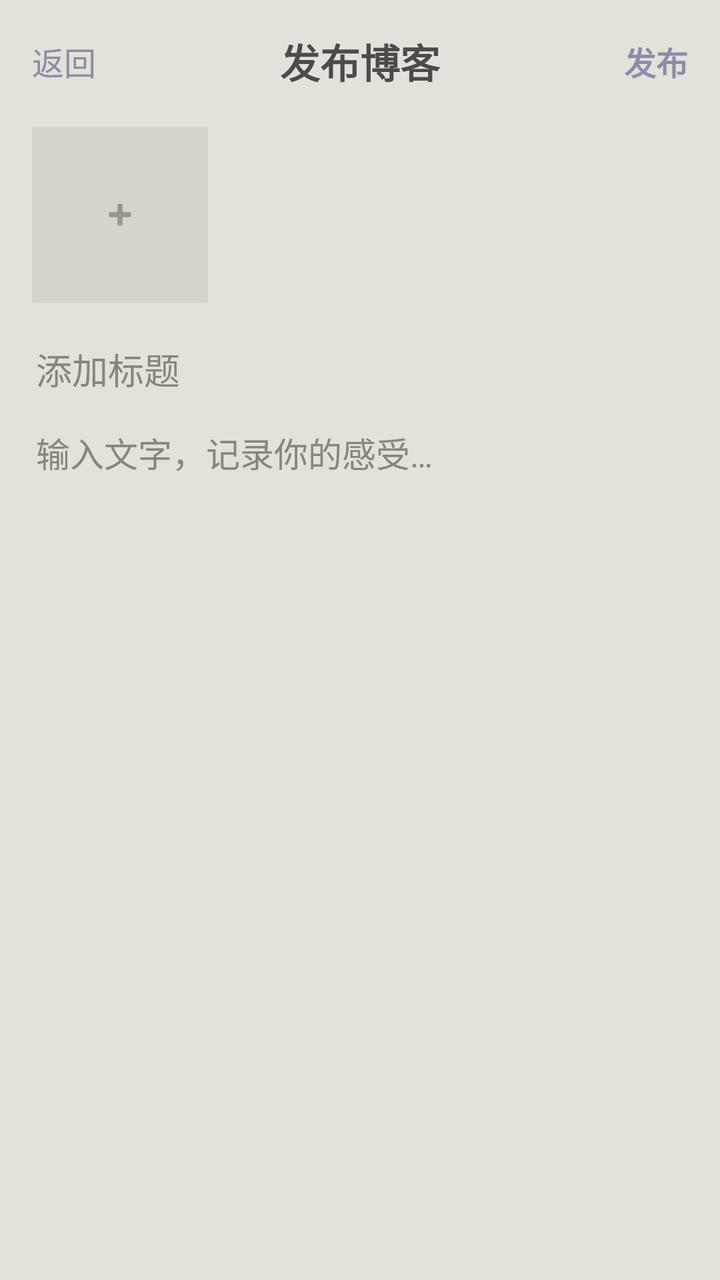
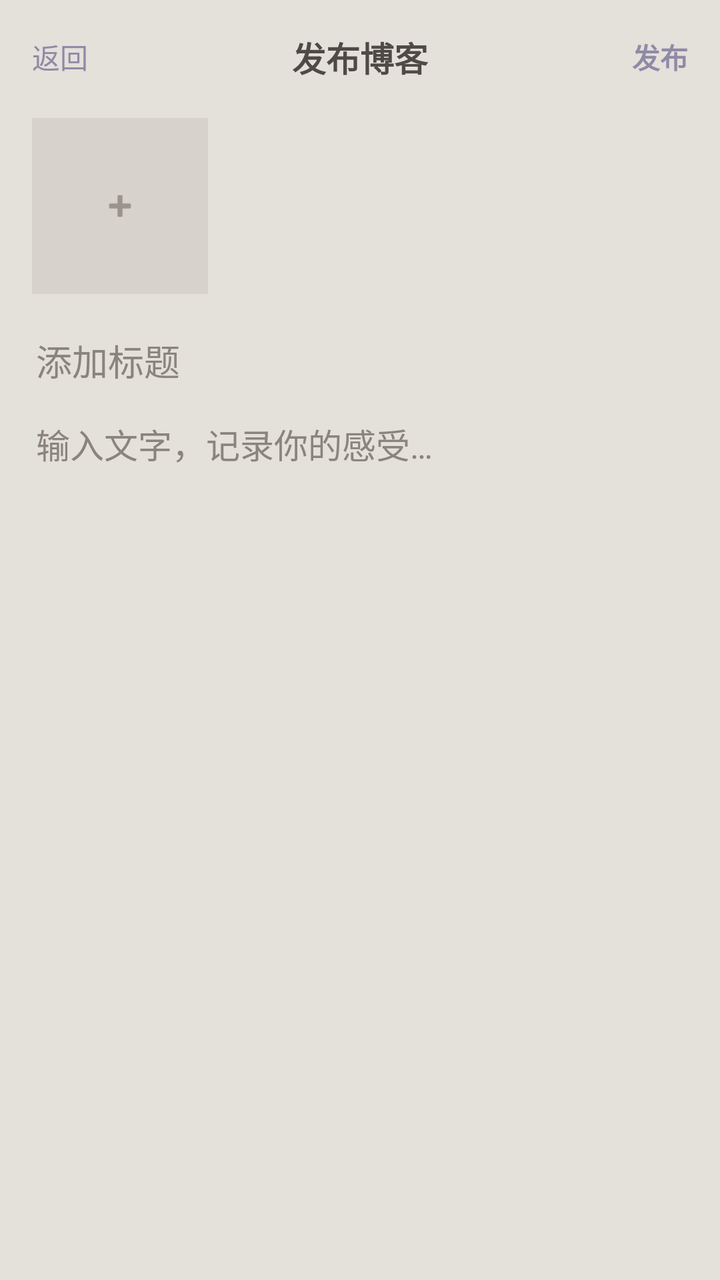

Screens rendered from an Android XML layout before and after an edit, with the pre-edit source and the edit as a unified diff.
<!-- AndroidManifest.xml: application theme Theme.DreamAnalyzer -->
<!-- res/layout/fragment_publish_blog.xml -->
<?xml version="1.0" encoding="utf-8"?>
<LinearLayout xmlns:android="http://schemas.android.com/apk/res/android"
    android:layout_width="match_parent"
    android:layout_height="match_parent"
    android:background="#E4E0DA"
    android:orientation="vertical"
    android:padding="16dp">

    <LinearLayout
        android:layout_width="match_parent"
        android:layout_height="wrap_content"
        android:gravity="center_vertical"
        android:orientation="horizontal">

        <TextView
            android:id="@+id/tv_back"
            android:layout_width="wrap_content"
            android:layout_height="wrap_content"
            android:text="返回"
            android:textColor="@color/morandi_primary"
            android:textSize="16sp" />

        <TextView
            android:layout_width="0dp"
            android:layout_height="wrap_content"
            android:layout_weight="1"
            android:gravity="center"
            android:text="发布博客"
            android:textColor="@color/morandi_text_primary"
            android:textSize="20sp"
            android:textStyle="bold" />

        <TextView
            android:id="@+id/tv_publish"
            android:layout_width="wrap_content"
            android:layout_height="wrap_content"
            android:text="发布"
            android:textColor="@color/morandi_primary"
            android:textSize="16sp"
            android:textStyle="bold" />
    </LinearLayout>

    <LinearLayout
        android:id="@+id/layout_pick_image"
        android:layout_width="88dp"
        android:layout_height="88dp"
        android:layout_marginTop="18dp"
        android:background="#D7D2CB"
        android:gravity="center"
        android:orientation="vertical">

        <ImageView
            android:id="@+id/iv_blog_image"
            android:layout_width="20dp"
            android:layout_height="20dp"
            android:scaleType="centerInside"
            android:src="@android:drawable/ic_input_add"
            android:tint="#9A948C" />
    </LinearLayout>

    <EditText
        android:id="@+id/et_blog_title"
        android:layout_width="match_parent"
        android:layout_height="wrap_content"
        android:layout_marginTop="18dp"
        android:background="@android:color/transparent"
        android:hint="添加标题"
        android:padding="2dp"
        android:textColor="@color/morandi_text_primary"
        android:textColorHint="#8A847C"
        android:textSize="18sp" />

    <EditText
        android:id="@+id/et_blog_content"
        android:layout_width="match_parent"
        android:layout_height="0dp"
        android:layout_marginTop="12dp"
        android:layout_weight="1"
        android:background="@android:color/transparent"
        android:gravity="top|start"
        android:hint="输入文字，记录你的感受…"
        android:inputType="textMultiLine"
        android:overScrollMode="ifContentScrolls"
        android:padding="2dp"
        android:scrollbars="vertical"
        android:textColor="@color/morandi_text_primary"
        android:textColorHint="#8A847C"
        android:textSize="17sp" />

</LinearLayout>
<!-- resources referenced by this layout -->
<resources>
  <color name="morandi_primary">#8F8AA6</color>
  <color name="morandi_text_primary">#4F4A45</color>
  <style name="Theme.DreamAnalyzer" parent="Theme.MaterialComponents.Light.NoActionBar">
          <item name="colorPrimary">@color/morandi_primary</item>
          <item name="colorPrimaryVariant">@color/morandi_primary_dark</item>
          <item name="colorOnPrimary">@color/white</item>
  
          <item name="colorSecondary">@color/morandi_secondary</item>
          <item name="colorSecondaryVariant">@color/morandi_secondary</item>
          <item name="colorOnSecondary">@color/morandi_text_primary</item>
  
          <item name="android:statusBarColor">@color/morandi_primary_dark</item>
          <item name="android:navigationBarColor">@color/morandi_bg</item>
          <item name="android:windowBackground">@color/morandi_bg</item>
      </style>
  <color name="morandi_primary_dark">#7B7691</color>
  <color name="white">#FFFFFFFF</color>
  <color name="morandi_secondary">#A6B8A7</color>
  <color name="morandi_bg">#F4F1ED</color>
</resources>

<!-- the commit's change to res/layout/fragment_publish_blog.xml (unified diff, before → after) -->
@@ -2,7 +2,7 @@
 <LinearLayout xmlns:android="http://schemas.android.com/apk/res/android"
     android:layout_width="match_parent"
     android:layout_height="match_parent"
-    android:background="#E4E0DA"
+    android:background="@color/publish_bg"
     android:orientation="vertical"
     android:padding="16dp">
 
@@ -18,7 +18,7 @@
             android:layout_height="wrap_content"
             android:text="返回"
             android:textColor="@color/morandi_primary"
-            android:textSize="16sp" />
+            android:textSize="14sp" />
 
         <TextView
             android:layout_width="0dp"
@@ -27,7 +27,7 @@
             android:gravity="center"
             android:text="发布博客"
             android:textColor="@color/morandi_text_primary"
-            android:textSize="20sp"
+            android:textSize="17sp"
             android:textStyle="bold" />
 
         <TextView
@@ -36,7 +36,7 @@
             android:layout_height="wrap_content"
             android:text="发布"
             android:textColor="@color/morandi_primary"
-            android:textSize="16sp"
+            android:textSize="14sp"
             android:textStyle="bold" />
     </LinearLayout>
 
@@ -45,7 +45,7 @@
         android:layout_width="88dp"
         android:layout_height="88dp"
         android:layout_marginTop="18dp"
-        android:background="#D7D2CB"
+        android:background="@color/publish_add_bg"
         android:gravity="center"
         android:orientation="vertical">
 
@@ -55,7 +55,7 @@
             android:layout_height="20dp"
             android:scaleType="centerInside"
             android:src="@android:drawable/ic_input_add"
-            android:tint="#9A948C" />
+            android:tint="@color/publish_add_tint" />
     </LinearLayout>
 
     <EditText
@@ -67,7 +67,7 @@
         android:hint="添加标题"
         android:padding="2dp"
         android:textColor="@color/morandi_text_primary"
-        android:textColorHint="#8A847C"
+        android:textColorHint="@color/publish_hint"
         android:textSize="18sp" />
 
     <EditText
@@ -84,7 +84,7 @@
         android:padding="2dp"
         android:scrollbars="vertical"
         android:textColor="@color/morandi_text_primary"
-        android:textColorHint="#8A847C"
+        android:textColorHint="@color/publish_hint"
         android:textSize="17sp" />
 
 </LinearLayout>
<!-- resource entries referenced after the edit -->
@@ -2,6 +2,10 @@
 <resources>
   <color name="morandi_primary">#8F8AA6</color>
   <color name="morandi_text_primary">#4F4A45</color>
+  <color name="publish_add_bg">#D7D2CB</color>
+  <color name="publish_add_tint">#9A948C</color>
+  <color name="publish_bg">#E4E0DA</color>
+  <color name="publish_hint">#8A847C</color>
   <style name="Theme.DreamAnalyzer" parent="Theme.MaterialComponents.Light.NoActionBar">
           <item name="colorPrimary">@color/morandi_primary</item>
           <item name="colorPrimaryVariant">@color/morandi_primary_dark</item>
